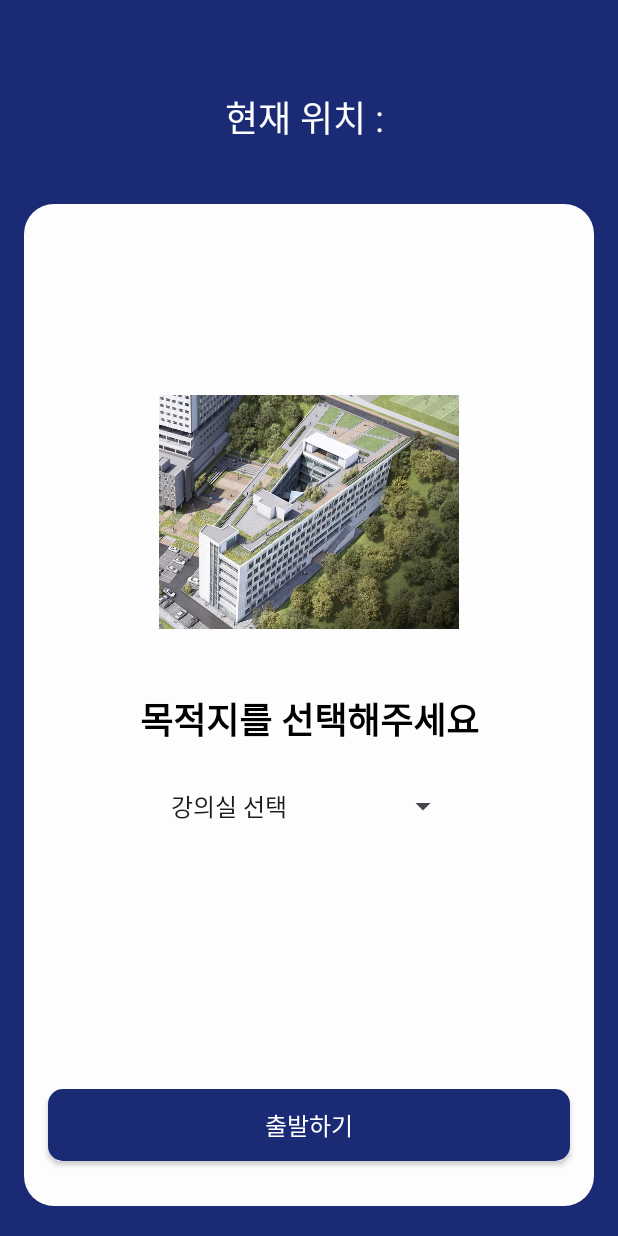
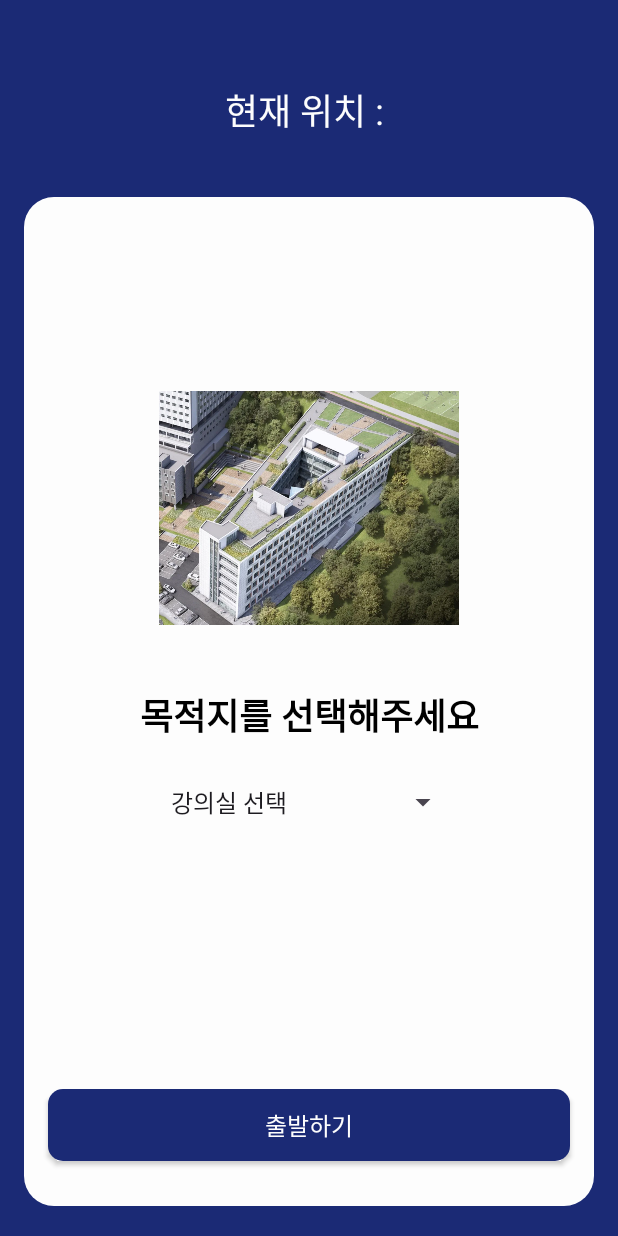
Before and after one commit to sts07142/IndoorNavUser, an Android app: the screen it shows after launch (MainActivity), on a phone screen of 412 x 824 dp. Run offline under Robolectric (Android 15) with nearby library versions, the phone set to English and light mode, and no system bars; 4 statements that could not run were skipped.

Commit message:
fix: intent

```diff
--- a/IndoorLocalization/app/src/main/java/com/example/indoorlocalization/MainActivity.java
+++ b/IndoorLocalization/app/src/main/java/com/example/indoorlocalization/MainActivity.java
@@ -90,7 +90,7 @@ public class MainActivity extends AppCompatActivity {
 
         startLoc = (TextView) findViewById(R.id.home_now_location_tv);
         String tmp = startLoc.getText().toString();
-        start = tmp.substring(tmp.length() - 4);
+        start = tmp.substring(7);
 
         //spinner
         room_sp = (Spinner) findViewById(R.id.home_destination_sp);
--- a/IndoorLocalization/app/src/main/res/layout/activity_main.xml
+++ b/IndoorLocalization/app/src/main/res/layout/activity_main.xml
@@ -11,7 +11,7 @@
             android:id="@+id/home_now_location_tv"
             android:layout_width="wrap_content"
             android:layout_height="wrap_content"
-            android:layout_marginTop="60dp"
+            android:layout_marginTop="55dp"
             android:text="현재 위치 : "
             android:textColor="@color/white"
             android:textSize="24sp"
```
Also changed, not shown: IndoorLocalization/app/src/main/java/com/example/indoorlocalization/NavigationActivity.java (+6 -4 lines).
